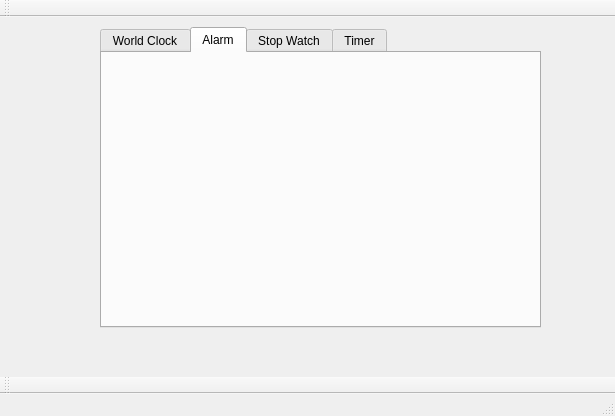
This is mainwindow.ui in fateme98safari/clock-app as Qt 5 draws it before an edit. The edited form follows.
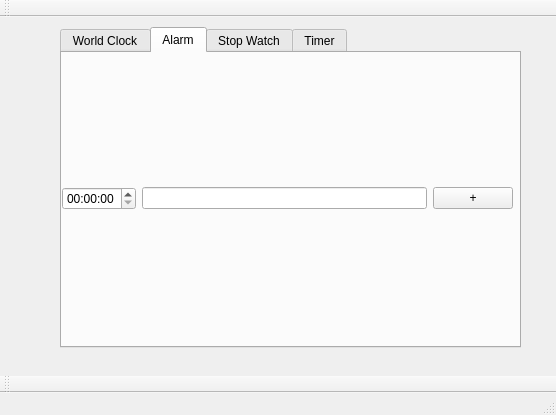
This is the edited form. The open tabs and pages were chosen to show the change.

What changed in the file:
```diff
--- a/mainwindow.ui
+++ b/mainwindow.ui
@@ -6,8 +6,8 @@
    <rect>
     <x>0</x>
     <y>0</y>
-    <width>615</width>
-    <height>416</height>
+    <width>556</width>
+    <height>415</height>
    </rect>
   </property>
   <property name="windowTitle">
@@ -17,10 +17,10 @@
    <widget class="QTabWidget" name="tabWidget">
     <property name="geometry">
      <rect>
-      <x>100</x>
+      <x>60</x>
       <y>10</y>
-      <width>441</width>
-      <height>301</height>
+      <width>461</width>
+      <height>321</height>
      </rect>
     </property>
     <property name="currentIndex">
@@ -51,13 +51,27 @@
      <widget class="QWidget" name="layoutWidget">
       <property name="geometry">
        <rect>
-        <x>60</x>
-        <y>60</y>
-        <width>321</width>
-        <height>101</height>
+        <x>0</x>
+        <y>0</y>
+        <width>451</width>
+        <height>291</height>
        </rect>
       </property>
-      <layout class="QHBoxLayout" name="horizontalLayout"/>
+      <layout class="QGridLayout" name="gl_alarms">
+       <item row="2" column="2">
+        <widget class="QPushButton" name="btn_add_alarm">
+         <property name="text">
+          <string>+</string>
+         </property>
+        </widget>
+       </item>
+       <item row="2" column="1">
+        <widget class="QLineEdit" name="ln_title_alarm"/>
+       </item>
+       <item row="2" column="0">
+        <widget class="QTimeEdit" name="timeEdit"/>
+       </item>
+      </layout>
      </widget>
     </widget>
     <widget class="QWidget" name="tab_3">
```
Left out of the diff: 19 changed lines with no effect on the pictures.
